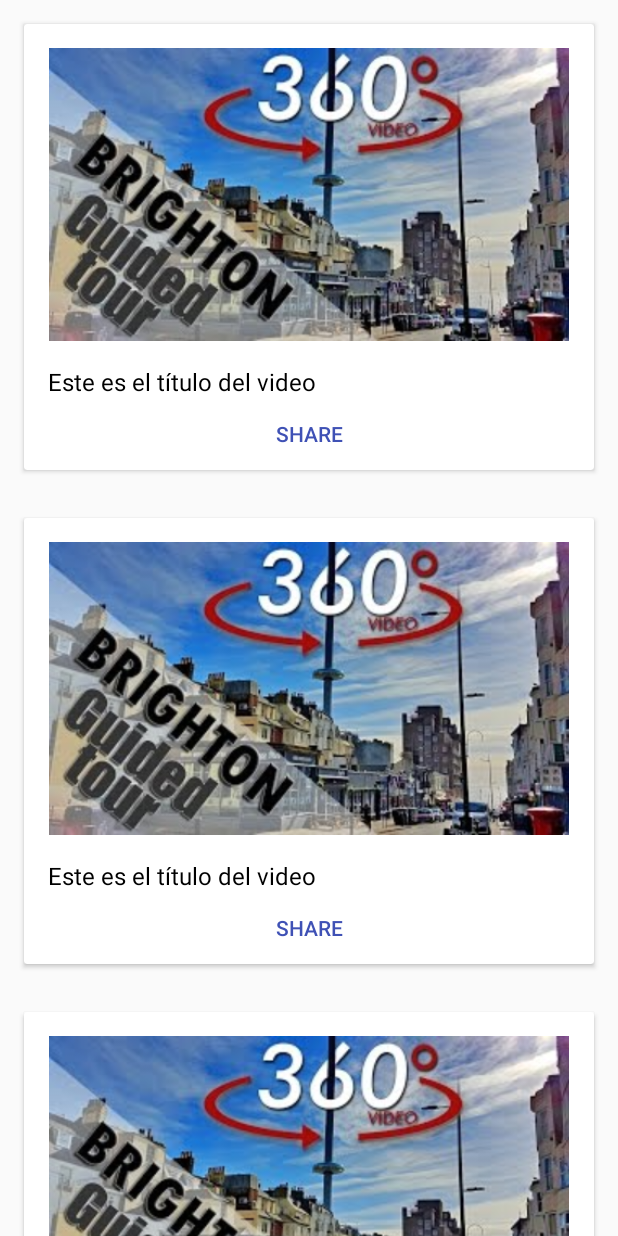
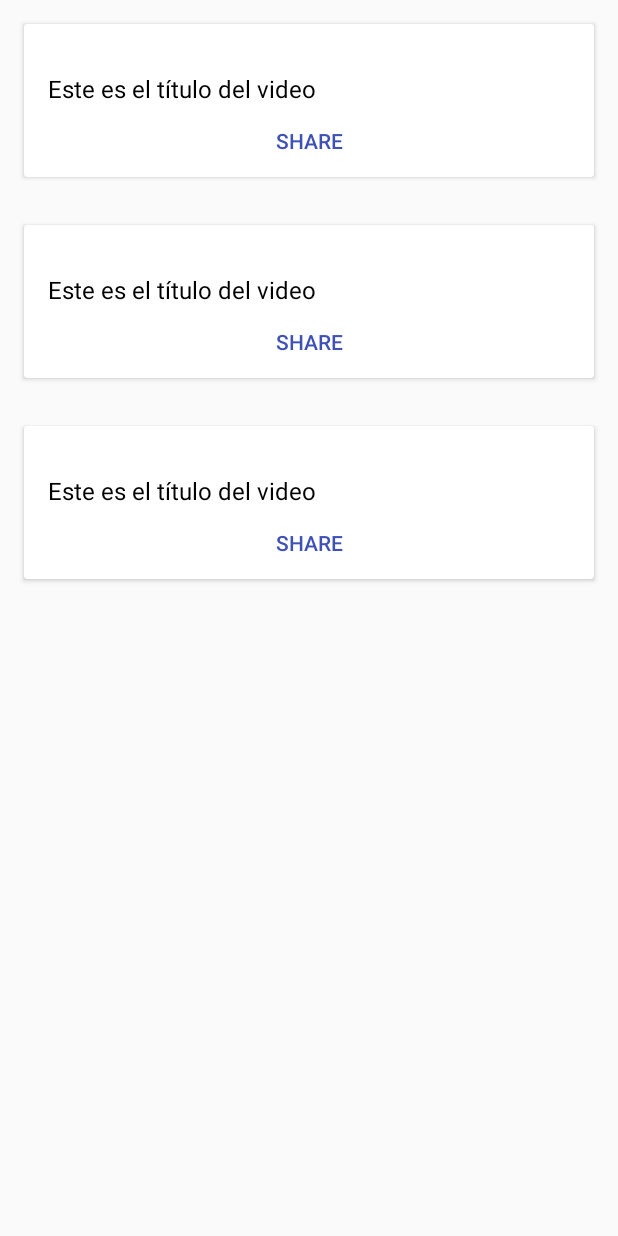
Before and after one commit to jpgpuyo/lastUpdates, an Android app: the layout main_channel_fragment.xml on its own in the app's theme, with its tools: preview values and no code run, on a phone screen of 412 x 824 dp. Run offline under Robolectric (Android 15) with nearby library versions, the phone set to English and light mode, and no system bars.

```diff
--- a/app/src/main/java/com/focusings/focusingsworld/presentation/mainchannel/view/MainChannelAdapter.java
+++ b/app/src/main/java/com/focusings/focusingsworld/presentation/mainchannel/view/MainChannelAdapter.java
@@ -43,6 +43,11 @@ public class MainChannelAdapter extends RecyclerView.Adapter<YoutubeVideoRendere
     }
 
     @Override
+    public long getItemId(int position) {
+        return items.get(position).hashCode();
+    }
+
+    @Override
     public int getItemCount() {
         return items.size();
     }
--- a/app/src/main/res/layout/youtube_item.xml
+++ b/app/src/main/res/layout/youtube_item.xml
@@ -18,8 +18,7 @@
             android:layout_width="match_parent"
             android:layout_height="wrap_content"
             android:layout_gravity="top"
-            android:adjustViewBounds="true"
-            android:src="@drawable/mqdefault" />
+            android:adjustViewBounds="true" />
 
         <TextView
             android:id="@+id/tvTitle"
```
Also changed, not shown: app/src/main/java/com/focusings/focusingsworld/presentation/mainchannel/view/MainChannelFragment.java (+3 -5 lines).
